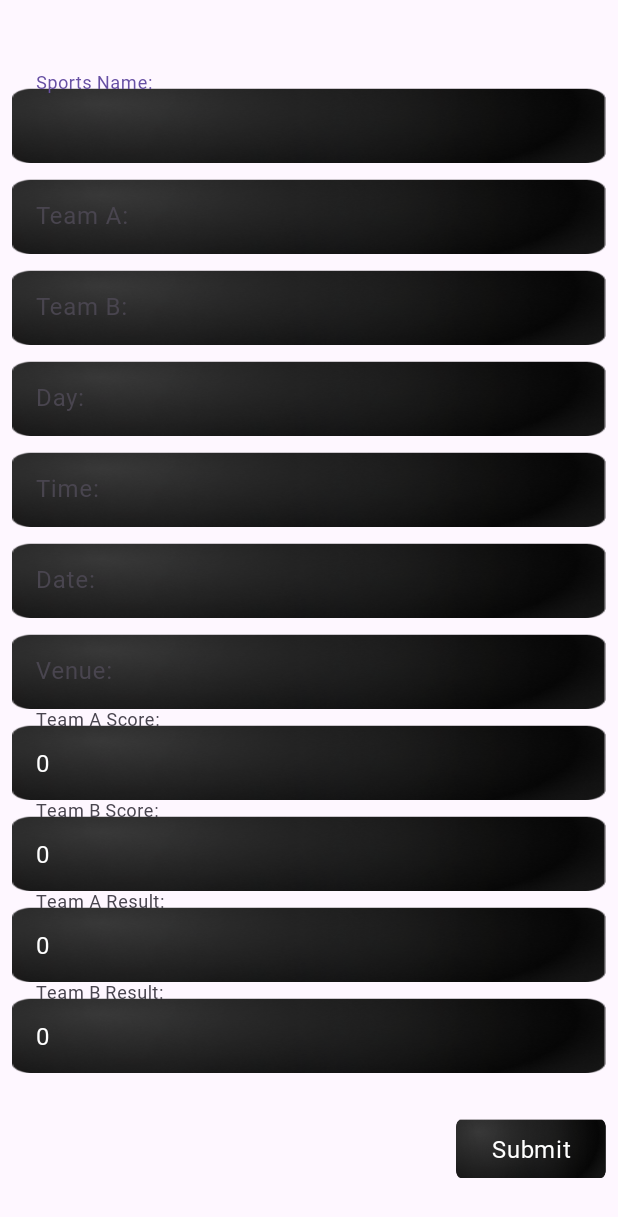
After one commit to rajvirsingh2/Twaran-25, an Android app: the AddMatch screen opened directly, with no data from a screen before it, on a phone screen of 412 x 824 dp. The commit adds this screen. Shown: the top 1217 px of the screen. Run offline under Robolectric (Android 15) with nearby library versions, the phone set to English and light mode, and no system bars.

Commit message:
User side bakcend frontend intergration Admin Side Designing

```diff
--- a/app/src/main/AndroidManifest.xml
+++ b/app/src/main/AndroidManifest.xml
@@ -12,6 +12,12 @@
         android:supportsRtl="true"
         android:theme="@style/Theme.Twaran25"
         tools:targetApi="31">
+        <activity
+            android:name=".AdminEditMatch"
+            android:exported="false" />
+        <activity
+            android:name=".AddMatch"
+            android:exported="false" />
         <activity
             android:name=".contacts.Insankiaas"
             android:exported="false" />
--- /dev/null
+++ b/app/src/main/java/com/example/twaran25/AddMatch.kt
@@ -0,0 +1,20 @@
+package com.example.twaran25
+
+import android.os.Bundle
+import androidx.activity.enableEdgeToEdge
+import androidx.appcompat.app.AppCompatActivity
+import androidx.core.view.ViewCompat
+import androidx.core.view.WindowInsetsCompat
+
+class AddMatch : AppCompatActivity() {
+    override fun onCreate(savedInstanceState: Bundle?) {
+        super.onCreate(savedInstanceState)
+        enableEdgeToEdge()
+        setContentView(R.layout.activity_add_match)
+        ViewCompat.setOnApplyWindowInsetsListener(findViewById(R.id.main)) { v, insets ->
+            val systemBars = insets.getInsets(WindowInsetsCompat.Type.systemBars())
+            v.setPadding(systemBars.left, systemBars.top, systemBars.right, systemBars.bottom)
+            insets
+        }
+    }
+}
--- a/app/src/main/java/com/example/twaran25/events/AdminEvents.kt
+++ b/app/src/main/java/com/example/twaran25/events/AdminEvents.kt
@@ -43,7 +43,7 @@ class AdminEvents : AppCompatActivity() {
         }
 
         val eventRecyclerView: RecyclerView = eventsBinding.eventsRecycler
-        eventRecyclerView.adapter = AdminMatchesAdapter(events)
+        eventRecyclerView.adapter = AdminMatchesAdapter(this,events)
         eventRecyclerView.layoutManager = LinearLayoutManager(this)
         navigation()
     }
--- /dev/null
+++ b/app/src/main/res/layout/activity_add_match.xml
@@ -0,0 +1,276 @@
+<?xml version="1.0" encoding="utf-8"?>
+<LinearLayout xmlns:android="http://schemas.android.com/apk/res/android"
+    xmlns:app="http://schemas.android.com/apk/res-auto"
+    xmlns:tools="http://schemas.android.com/tools"
+    android:id="@+id/main"
+    android:layout_width="match_parent"
+    android:layout_height="match_parent"
+    android:orientation="vertical"
+    tools:context=".AddMatch">
+
+    <ScrollView
+        android:layout_width="match_parent"
+        android:layout_height="match_parent">
+
+        <LinearLayout
+            android:layout_width="match_parent"
+            android:layout_height="wrap_content"
+            android:padding="8dp"
+            android:orientation="vertical"
+            android:gravity="center">
+            <ImageView
+                android:id="@+id/forward_button"
+                android:layout_width="40dp"
+                android:layout_height="40dp"
+                android:padding="48dp"
+                android:layout_gravity="start"
+                android:src="@drawable/baseline_search_24"
+                android:contentDescription="Forward"
+
+                android:clickable="true"
+                android:focusable="true"/>
+
+            <!-- Sports Name -->
+            <com.google.android.material.textfield.TextInputLayout
+                android:layout_width="match_parent"
+                android:layout_height="wrap_content"
+                app:boxBackgroundMode="none">
+
+                <com.google.android.material.textfield.TextInputEditText
+                    android:id="@+id/sport_name"
+                    android:layout_width="match_parent"
+                    android:layout_height="50dp"
+                    android:background="@drawable/background"
+                    android:padding="8dp"
+                    android:textColor="#FFFFFF"
+                    android:textColorHint="#fff"
+                    android:hint="Sports Name:"
+                    android:singleLine="true"/>
+            </com.google.android.material.textfield.TextInputLayout>
+
+            <!-- Team A -->
+            <com.google.android.material.textfield.TextInputLayout
+                android:layout_width="match_parent"
+                android:layout_height="wrap_content"
+                app:boxBackgroundMode="none">
+
+                <com.google.android.material.textfield.TextInputEditText
+                    android:id="@+id/team_a"
+                    android:layout_width="match_parent"
+                    android:layout_height="50dp"
+                    android:background="@drawable/background"
+                    android:padding="8dp"
+                    android:textColor="#FFFFFF"
+                    android:textColorHint="#fff"
+                    android:hint="Team A:"
+                    android:singleLine="true"/>
+            </com.google.android.material.textfield.TextInputLayout>
+
+            <!-- Team B -->
+            <com.google.android.material.textfield.TextInputLayout
+                android:layout_width="match_parent"
+                android:layout_height="wrap_content"
+                app:boxBackgroundMode="none">
+
+                <com.google.android.material.textfield.TextInputEditText
+                    android:id="@+id/team_b"
+                    android:layout_width="match_parent"
+                    android:layout_height="50dp"
+                    android:background="@drawable/background"
+                    android:padding="8dp"
+                    android:textColor="#FFFFFF"
+                    android:textColorHint="#fff"
+                    android:hint="Team B:"
+                    android:singleLine="true"/>
+            </com.google.android.material.textfield.TextInputLayout>
+
+            <!-- Day -->
+            <com.google.android.material.textfield.TextInputLayout
+                android:layout_width="match_parent"
+                android:layout_height="wrap_content"
+                app:boxBackgroundMode="none">
+
+                <com.google.android.material.textfield.TextInputEditText
+                    android:id="@+id/day"
+                    android:layout_width="match_parent"
+                    android:layout_height="50dp"
+                    android:background="@drawable/background"
+                    android:padding="8dp"
+                    android:textColor="#FFFFFF"
+                    android:textColorHint="#fff"
+                    android:hint="Day:"
+                    android:singleLine="true"/>
+            </com.google.android.material.textfield.TextInputLayout>
+
+            <!-- Time -->
+            <com.google.android.material.textfield.TextInputLayout
+                android:layout_width="match_parent"
+                android:layout_height="wrap_content"
+                app:boxBackgroundMode="none">
+
+                <com.google.android.material.textfield.TextInputEditText
+                    android:id="@+id/time"
+                    android:layout_width="match_parent"
+                    android:layout_height="50dp"
+                    android:background="@drawable/background"
+                    android:padding="8dp"
+                    android:textColor="#FFFFFF"
+                    android:textColorHint="#fff"
+                    android:hint="Time:"
+                    android:singleLine="true"/>
+            </com.google.android.material.textfield.TextInputLayout>
+
+            <!-- Date -->
+            <com.google.android.material.textfield.TextInputLayout
+                android:layout_width="match_parent"
+                android:layout_height="wrap_content"
+                app:boxBackgroundMode="none">
+
+                <com.google.android.material.textfield.TextInputEditText
+                    android:id="@+id/date"
+                    android:layout_width="match_parent"
+                    android:layout_height="50dp"
+                    android:background="@drawable/background"
+                    android:padding="8dp"
+                    android:textColor="#FFFFFF"
+                    android:textColorHint="#fff"
+                    android:hint="Date:"
+                    android:singleLine="true"/>
+            </com.google.android.material.textfield.TextInputLayout>
+
+            <!-- Venue -->
+            <com.google.android.material.textfield.TextInputLayout
+                android:layout_width="match_parent"
+                android:layout_height="wrap_content"
+                app:boxBackgroundMode="none">
+
+                <com.google.android.material.textfield.TextInputEditText
+                    android:id="@+id/venue"
+                    android:layout_width="match_parent"
+                    android:layout_height="50dp"
+                    android:background="@drawable/background"
+                    android:padding="8dp"
+                    android:textColor="#FFFFFF"
+                    android:textColorHint="#fff"
+                    android:hint="Venue:"
+                    android:singleLine="true"/>
+            </com.google.android.material.textfield.TextInputLayout>
+
+            <!-- Team A Score -->
+            <com.google.android.material.textfield.TextInputLayout
+                android:layout_width="match_parent"
+                android:layout_height="wrap_content"
+                app:boxBackgroundMode="none">
+
+                <com.google.android.material.textfield.TextInputEditText
+                    android:id="@+id/team_a_score"
+                    android:layout_width="match_parent"
+                    android:layout_height="50dp"
+                    android:background="@drawable/background"
+                    android:padding="8dp"
+                    android:textColor="#FFFFFF"
+                    android:textColorHint="#fff"
+                    android:hint="Team A Score:"
+                    android:text="0"
+                    android:singleLine="true"
+                    android:focusable="false"
+                    android:enabled="false"/>
+            </com.google.android.material.textfield.TextInputLayout>
+
+            <!-- Team B Score -->
+            <com.google.android.material.textfield.TextInputLayout
+                android:layout_width="match_parent"
+                android:layout_height="wrap_content"
+                app:boxBackgroundMode="none">
+
+                <com.google.android.material.textfield.TextInputEditText
+                    android:id="@+id/team_b_score"
+                    android:layout_width="match_parent"
+                    android:layout_height="50dp"
+                    android:background="@drawable/background"
+                    android:padding="8dp"
+                    android:textColor="#FFFFFF"
+                    android:textColorHint="#fff"
+                    android:hint="Team B Score:"
+                    android:text="0"
+                    android:singleLine="true"
+                    android:focusable="false"
+                    android:enabled="false"/>
+            </com.google.android.material.textfield.TextInputLayout>
+
+            <!-- Team A Result -->
+            <com.google.android.material.textfield.TextInputLayout
+                android:layout_width="match_parent"
+                android:layout_height="wrap_content"
+                app:boxBackgroundMode="none">
+
+                <com.google.android.material.textfield.TextInputEditText
+                    android:id="@+id/team_a_result"
+                    android:layout_width="match_parent"
+                    android:layout_height="50dp"
+                    android:background="@drawable/background"
+                    android:padding="8dp"
+                    android:textColor="#FFFFFF"
+                    android:textColorHint="#fff"
+                    android:hint="Team A Result:"
+                    android:text="0"
+                    android:singleLine="true"
+                    android:focusable="false"
+                    android:enabled="false"/>
+            </com.google.android.material.textfield.TextInputLayout>
+
+            <!-- Team B Result -->
+            <com.google.android.material.textfield.TextInputLayout
+                android:layout_width="match_parent"
+                android:layout_height="wrap_content"
+                app:boxBackgroundMode="none">
+
+                <com.google.android.material.textfield.TextInputEditText
+                    android:id="@+id/team_b_result"
+                    android:layout_width="match_parent"
+                    android:layout_height="50dp"
+                    android:background="@drawable/background"
+                    android:padding="8dp"
+                    android:textColor="#FFFFFF"
+                    android:textColorHint="#fff"
+                    android:hint="Team B Result:"
+                    android:text="0"
+                    android:singleLine="true"
+                    android:focusable="false"
+                    android:enabled="false"/>
+            </com.google.android.material.textfield.TextInputLayout>
+
+            <com.google.android.material.textfield.TextInputLayout
+                android:layout_width="100dp"
+                android:layout_height="50dp"
+                app:boxCornerRadiusTopStart="25dp"
+                app:boxCornerRadiusBottomEnd="25dp"
+                app:boxCornerRadiusTopEnd="25dp"
+
+                app:boxCornerRadiusBottomStart="25dp"
+                android:layout_gravity="end"
+                android:layout_marginTop="20dp"
+                app:boxBackgroundMode="none">
+
+            <com.google.android.material.textfield.TextInputEditText
+                android:layout_width="match_parent"
+                android:layout_height="wrap_content"
+                android:background="@drawable/rounder_btn_bg"
+                android:clickable="true"
+                android:id="@+id/btnSubmit"
+                android:cursorVisible="false"
+                android:focusable="false"
+                android:gravity="center"
+                android:padding="8dp"
+                android:singleLine="true"
+                android:text="Submit"
+                android:textAlignment="center"
+                android:textColor="#FFFFFF"
+                android:textColorHint="#737373" />
+            </com.google.android.material.textfield.TextInputLayout>
+
+        </LinearLayout>
+
+    </ScrollView>
+
+</LinearLayout>
--- a/app/src/main/res/layout/activity_admin_matches.xml
+++ b/app/src/main/res/layout/activity_admin_matches.xml
@@ -60,6 +60,7 @@
             android:layout_width="0dp"
             android:layout_height="wrap_content"
             android:layout_weight="1" />
+
 
         <!-- Filter (Men/Women) -->
         <LinearLayout
```
Also changed, not shown: app/src/main/java/com/example/twaran25/AdminEditMatch.kt (added, +21 -0 lines), app/src/main/java/com/example/twaran25/events/AdminMatchDetails.kt (+8 -1 lines), app/src/main/java/com/example/twaran25/events/AdminMatchesAdapter.kt (+20 -4 lines), app/src/main/res/layout/activity_admin_edit_match.xml (added, +245 -0 lines), app/src/main/res/layout/activity_admin_match_details.xml (+21 -11 lines).
